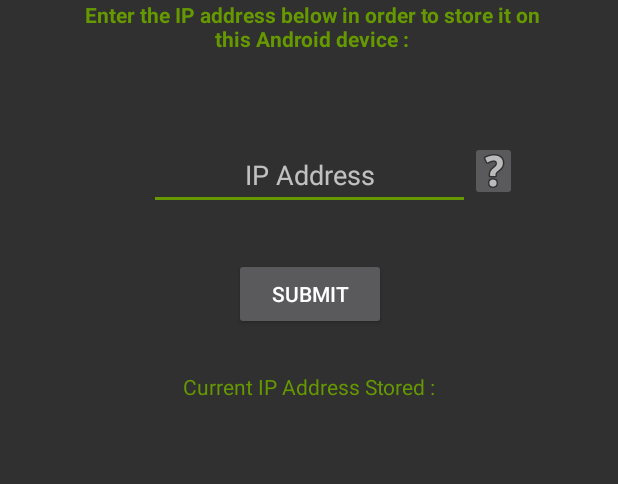
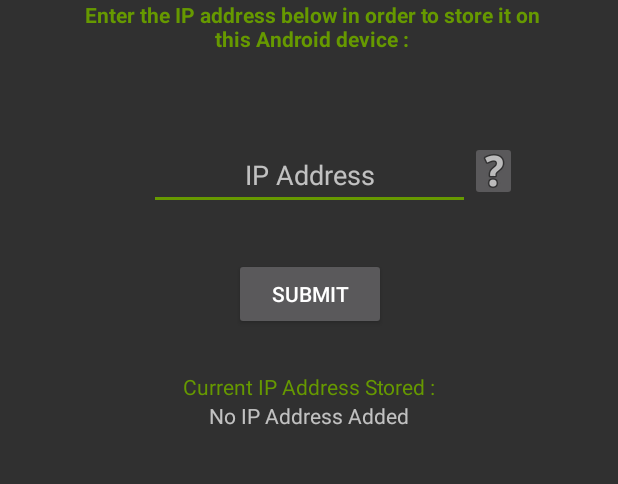
Before and after one commit to paddyburns79/HomeHead_Android_App, an Android app: the AddEditIPAddressActivity screen opened directly, with no data from a screen before it, on a phone screen of 412 x 824 dp, the part 338-822 px from its top. Run offline under Robolectric (Android 15) with nearby library versions, the phone set to English and light mode, and no system bars.

```diff
--- a/app/src/main/java/com/paddy/homehead/AddEditIPAddressActivity.java
+++ b/app/src/main/java/com/paddy/homehead/AddEditIPAddressActivity.java
@@ -71,8 +71,13 @@ public class AddEditIPAddressActivity extends AppCompatActivity {
         // Accessing SharedPreferences Data (Stored Device RBP IP Address)
         SharedPreferences ipAddressSharedPref = getSharedPreferences("device_ip_shared_pref", Context.MODE_PRIVATE);
         String rbpIpAddress = ipAddressSharedPref.getString("rbp_ip_address", "");
-        ipAddressView.setText(rbpIpAddress);
-        savedIpAddress = rbpIpAddress;
+        if (rbpIpAddress.isEmpty()) {
+            ipAddressView.setText("No IP Address Added");
+        } else {
+            ipAddressView.setText(rbpIpAddress);
+            savedIpAddress = rbpIpAddress;
+        }
+
 
     }
 
--- a/app/src/main/java/com/paddy/homehead/AddNewTriggerNoiseActivity.java
+++ b/app/src/main/java/com/paddy/homehead/AddNewTriggerNoiseActivity.java
@@ -148,7 +148,6 @@ public class AddNewTriggerNoiseActivity extends AppCompatActivity {
                                 .setAction("Action", null).show();
                     }
                 }
-
                 if (channel.isClosed()) {
                     if (errStream.available() > 0) continue;
                     System.out.println("exit-status: " + channel.getExitStatus());
```
